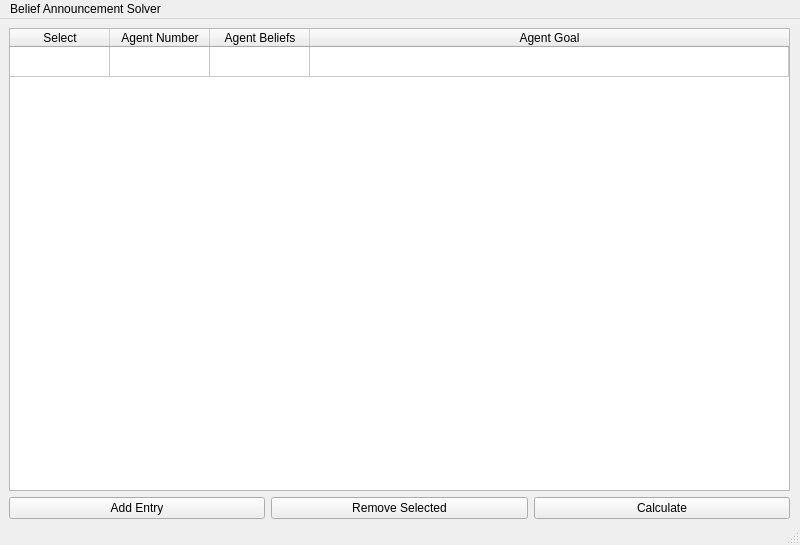
Old version of the form src/UI/mainwindow.ui in the repository stanboya/announcement.
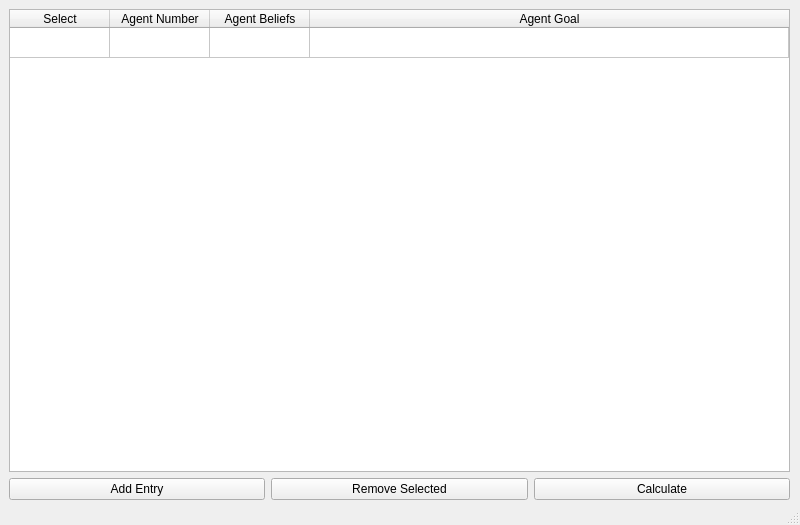
New version of the form.

Commit message: Minor tweaks to UI design, and added function prototypes for button presses

What changed in the file:
```diff
--- a/src/UI/mainwindow.ui
+++ b/src/UI/mainwindow.ui
@@ -7,7 +7,7 @@
     <x>0</x>
     <y>0</y>
     <width>800</width>
-    <height>545</height>
+    <height>525</height>
    </rect>
   </property>
   <property name="windowTitle">
@@ -121,22 +121,6 @@
     </layout>
    </widget>
   </widget>
-  <widget class="QMenuBar" name="menubar">
-   <property name="geometry">
-    <rect>
-     <x>0</x>
-     <y>0</y>
-     <width>800</width>
-     <height>19</height>
-    </rect>
-   </property>
-   <widget class="QMenu" name="menuBelief_Announcement_Solver">
-    <property name="title">
-     <string>Belief Announcement Solver</string>
-    </property>
-   </widget>
-   <addaction name="menuBelief_Announcement_Solver"/>
-  </widget>
   <widget class="QStatusBar" name="statusbar"/>
  </widget>
  <resources/>
```
Left out of the diff: 2 changed lines with no effect on the pictures. The commit also changes 6 other files.
